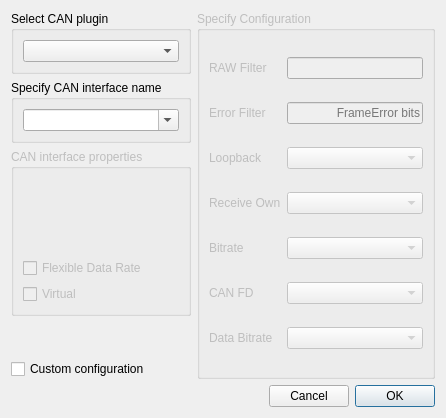
Before: the Qt Designer form examples/serialbus/can/connectdialog.ui in qt/qtserialbus, drawn with Qt 5.
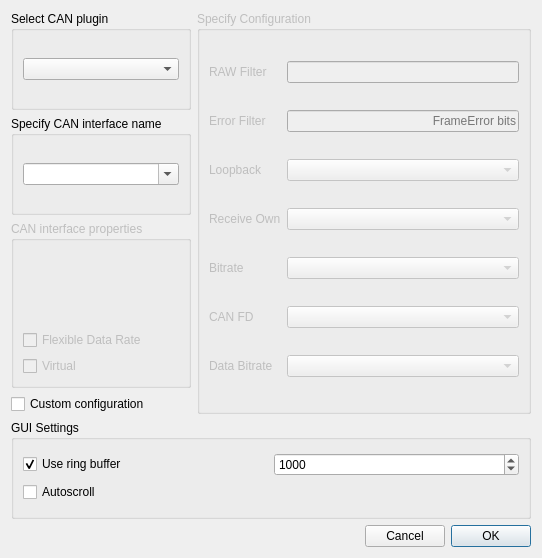
After: the same form once the commit is applied. Custom widgets are drawn as their Qt base class.

Diff of the .ui file:
```diff
--- a/examples/serialbus/can/connectdialog.ui
+++ b/examples/serialbus/can/connectdialog.ui
@@ -6,54 +6,16 @@
    <rect>
     <x>0</x>
     <y>0</y>
-    <width>446</width>
-    <height>418</height>
+    <width>542</width>
+    <height>558</height>
    </rect>
   </property>
   <property name="windowTitle">
    <string>Connect</string>
   </property>
-  <layout class="QGridLayout" name="gridLayout_2">
-   <item row="5" column="0" colspan="2">
-    <layout class="QHBoxLayout" name="horizontalLayout">
-     <item>
-      <spacer name="horizontalSpacer">
-       <property name="orientation">
-        <enum>Qt::Horizontal</enum>
-       </property>
-       <property name="sizeHint" stdset="0">
-        <size>
-         <width>96</width>
-         <height>20</height>
-        </size>
-       </property>
-      </spacer>
-     </item>
-     <item>
-      <widget class="QPushButton" name="cancelButton">
-       <property name="text">
-        <string>Cancel</string>
-       </property>
-       <property name="autoDefault">
-        <bool>false</bool>
-       </property>
-      </widget>
-     </item>
-     <item>
-      <widget class="QPushButton" name="okButton">
-       <property name="text">
-        <string>OK</string>
-       </property>
-       <property name="autoDefault">
-        <bool>false</bool>
-       </property>
-       <property name="default">
-        <bool>true</bool>
-       </property>
-      </widget>
-     </item>
-    </layout>
-   </item>
+  <layout class="QGridLayout" name="gridLayout_6">
+   <item row="0" column="0">
+    <layout class="QGridLayout" name="gridLayout_5">
    <item row="0" column="0">
     <widget class="QGroupBox" name="selectPluginBox">
      <property name="title">
@@ -66,7 +28,7 @@
      </layout>
     </widget>
    </item>
-   <item row="0" column="1" rowspan="5">
+     <item row="0" column="1" rowspan="4">
     <widget class="QGroupBox" name="configurationBox">
      <property name="enabled">
       <bool>false</bool>
@@ -175,13 +137,6 @@
      </layout>
     </widget>
    </item>
-   <item row="4" column="0">
-    <widget class="QCheckBox" name="useConfigurationBox">
-     <property name="text">
-      <string>Custom configuration</string>
-     </property>
-    </widget>
-   </item>
    <item row="2" column="0">
     <widget class="QGroupBox" name="interfacePropertiesBox">
      <property name="enabled">
@@ -235,6 +190,117 @@
       </item>
      </layout>
     </widget>
+     </item>
+     <item row="3" column="0">
+      <widget class="QCheckBox" name="useConfigurationBox">
+       <property name="text">
+        <string>Custom configuration</string>
+       </property>
+      </widget>
+     </item>
+     <item row="4" column="0" colspan="2">
+      <widget class="QGroupBox" name="groupBox">
+       <property name="title">
+        <string>GUI Settings</string>
+       </property>
+       <layout class="QGridLayout" name="gridLayout_2">
+        <item row="0" column="0">
+         <layout class="QVBoxLayout" name="verticalLayout_2">
+          <item>
+           <layout class="QHBoxLayout" name="horizontalLayout_2">
+            <item>
+             <widget class="QCheckBox" name="ringBufferBox">
+              <property name="toolTip">
+               <string>&lt;html&gt;&lt;head/&gt;&lt;body&gt;&lt;p&gt;Use ring buffer in table view model&lt;/p&gt;&lt;/body&gt;&lt;/html&gt;</string>
+              </property>
+              <property name="text">
+               <string>Use ring buffer</string>
+              </property>
+              <property name="checked">
+               <bool>true</bool>
+              </property>
+             </widget>
+            </item>
+            <item>
+             <widget class="QSpinBox" name="ringBufferLimitBox">
+              <property name="toolTip">
+               <string>&lt;html&gt;&lt;head/&gt;&lt;body&gt;&lt;p&gt;Limit of ring buffer in table view model&lt;/p&gt;&lt;/body&gt;&lt;/html&gt;</string>
+              </property>
+              <property name="minimum">
+               <number>10</number>
+              </property>
+              <property name="maximum">
+               <number>10000000</number>
+              </property>
+              <property name="singleStep">
+               <number>10</number>
+              </property>
+              <property name="stepType">
+               <enum>QAbstractSpinBox::AdaptiveDecimalStepType</enum>
+              </property>
+              <property name="value">
+               <number>1000</number>
+              </property>
+             </widget>
+            </item>
+           </layout>
+          </item>
+          <item>
+           <widget class="QCheckBox" name="autoscrollBox">
+            <property name="toolTip">
+             <string>&lt;html&gt;&lt;head/&gt;&lt;body&gt;&lt;p&gt;Scroll to bottom table view on each portion of received frames&lt;/p&gt;&lt;/body&gt;&lt;/html&gt;</string>
+            </property>
+            <property name="text">
+             <string>Autoscroll</string>
+            </property>
+           </widget>
+          </item>
+         </layout>
+        </item>
+       </layout>
+      </widget>
+     </item>
+     <item row="5" column="0" colspan="2">
+      <layout class="QHBoxLayout" name="horizontalLayout">
+       <item>
+        <spacer name="horizontalSpacer">
+         <property name="orientation">
+          <enum>Qt::Horizontal</enum>
+         </property>
+         <property name="sizeHint" stdset="0">
+          <size>
+           <width>96</width>
+           <height>20</height>
+          </size>
+         </property>
+        </spacer>
+       </item>
+       <item>
+        <widget class="QPushButton" name="cancelButton">
+         <property name="text">
+          <string>Cancel</string>
+         </property>
+         <property name="autoDefault">
+          <bool>false</bool>
+         </property>
+        </widget>
+       </item>
+       <item>
+        <widget class="QPushButton" name="okButton">
+         <property name="text">
+          <string>OK</string>
+         </property>
+         <property name="autoDefault">
+          <bool>false</bool>
+         </property>
+         <property name="default">
+          <bool>true</bool>
+         </property>
+        </widget>
+       </item>
+      </layout>
+     </item>
+    </layout>
    </item>
   </layout>
  </widget>
```
Lines whose indentation alone changed are shown as unchanged.
